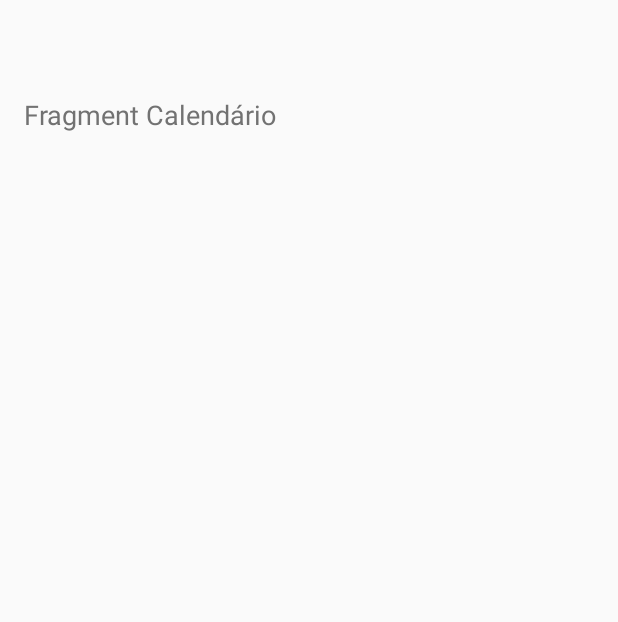
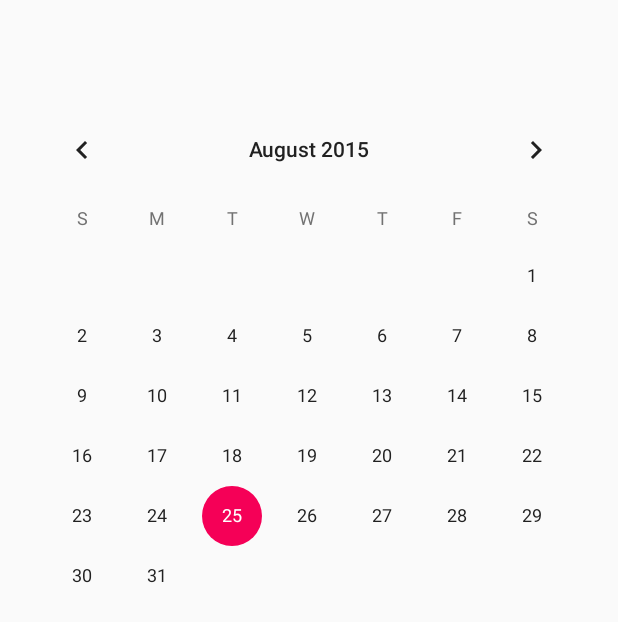
Before and after one commit to lucasvarjao/CAE-UMC, an Android app: the layout fragment_calendario.xml on its own in the app's theme, with its tools: preview values and no code run, on a phone screen of 412 x 824 dp. Shown: the top 622 px of the screen. Run offline under Robolectric (Android 15) with nearby library versions, the phone set to English and light mode, and no system bars.

Commit message:
24/08/2015 - 16:39

```diff
--- a/app/build.gradle
+++ b/app/build.gradle
@@ -30,6 +30,8 @@ android {
             compile 'com.github.satyan:sugar:1.3'
             compile 'com.android.support:recyclerview-v7:+'
             compile 'com.bignerdranch.android:recyclerview-multiselect:+'
+            compile 'me.everything:providers-android:1.0.1'
+
 
         }
     }
--- a/app/src/main/AndroidManifest.xml
+++ b/app/src/main/AndroidManifest.xml
@@ -7,6 +7,8 @@
     <uses-permission android:name="android.permission.GET_ACCOUNTS" />
     <uses-permission android:name="android.permission.READ_PROFILE" />
     <uses-permission android:name="android.permission.READ_CONTACTS" />
+    <uses-permission android:name="android.permission.READ_CALENDAR"/>
+
 
     <application
         android:name="com.orm.SugarApp"
--- a/app/src/main/res/layout/fragment_calendario.xml
+++ b/app/src/main/res/layout/fragment_calendario.xml
@@ -1,42 +1,23 @@
+<?xml version="1.0" encoding="utf-8"?>
+<ScrollView xmlns:android="http://schemas.android.com/apk/res/android"
+    android:layout_width="match_parent"
+    android:layout_height="match_parent"
+    android:fillViewport="true">
+
 <LinearLayout xmlns:android="http://schemas.android.com/apk/res/android"
     xmlns:tools="http://schemas.android.com/tools" android:layout_width="match_parent"
     android:layout_height="match_parent" android:layout_marginTop="56dp" tools:context="com.caeumc.caeumc.CalendarioActivity"
     android:orientation="vertical">
 
 
-    <LinearLayout
-        android:layout_width="wrap_content"
-        android:layout_height="wrap_content"
-        android:orientation="horizontal"
-        android:layout_marginLeft="16dp"
-        android:layout_marginTop="8dp"
-        android:layout_marginBottom="8dp">
+    <CalendarView
+    android:id="@+id/calendar"
+    android:layout_margin="10dp"
+    android:layout_width="match_parent"
+    android:layout_height="match_parent" />
 
-        <TextView
-            android:layout_width="wrap_content"
-            android:layout_height="wrap_content"
-            android:textAppearance="?android:attr/textAppearanceMedium"
-            android:text="@string/calendario_fragment"
-            android:id="@+id/textView"
-            />
-
-
-
-    </LinearLayout>
-
-    <LinearLayout
-        android:orientation="horizontal"
-        android:layout_width="wrap_content"
-        android:layout_height="wrap_content"
-        android:layout_marginLeft="16dp"
-        android:layout_marginRight="16dp"
-        android:layout_marginBottom="8dp">
-
-    </LinearLayout>
-
-
-    <!-- TODO: Update blank fragment layout -->
 
 
 
 </LinearLayout>
+</ScrollView>
--- a/app/src/main/res/menu/navigation_items.xml
+++ b/app/src/main/res/menu/navigation_items.xml
@@ -15,7 +15,7 @@
             android:id="@+id/nav_calendario"
             android:icon="@drawable/ic_calendar_grey600_24dp"
             android:title="Calendário Acadêmico"
-            android:enabled="false"/>
+            android:enabled="true"/>
         <item
             android:id="@+id/nav_arquivos"
             android:icon="@drawable/ic_file_document_grey600_24dp"
```
Also changed, not shown: app/src/main/java/com/caeumc/caeumc/NavDrawerActivity.java (+34 -0 lines), 1 other file.
